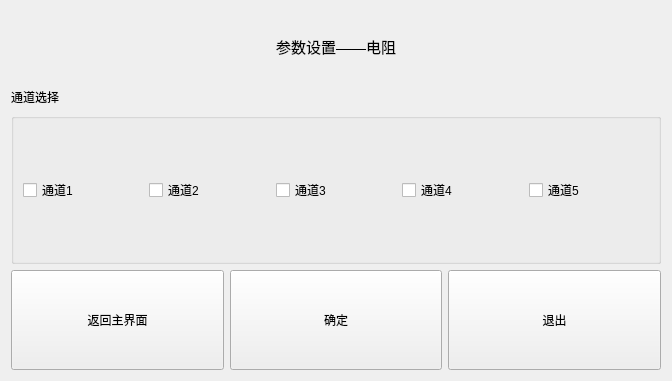
Dirck-YHP/Proj_sensor_detect, file ui_param/paramwin_mea_resis.ui: the form before one commit.
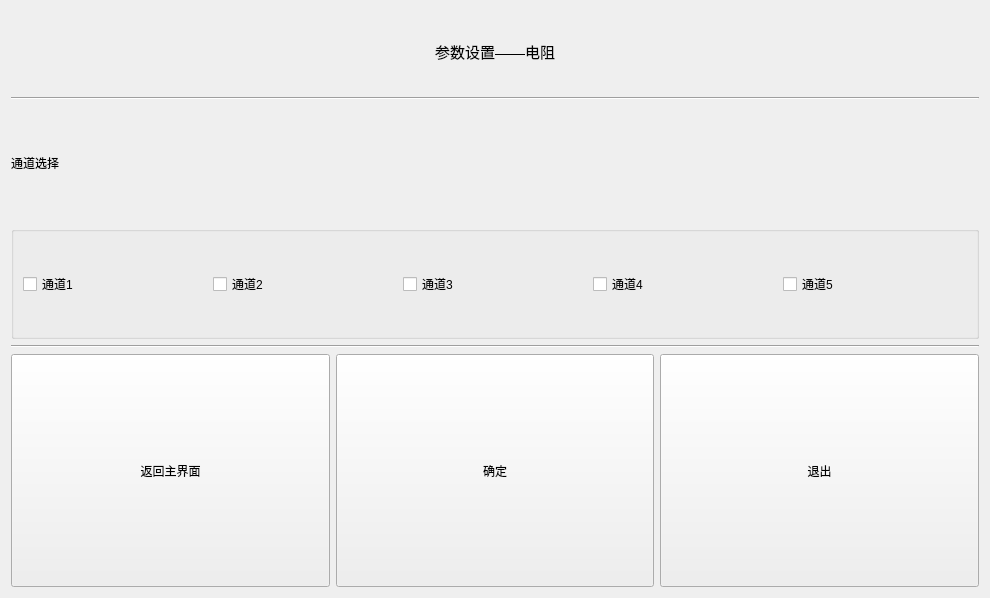
The form after the commit.

The edit to the form file:
```diff
--- a/ui_param/paramwin_mea_resis.ui
+++ b/ui_param/paramwin_mea_resis.ui
@@ -6,8 +6,8 @@
    <rect>
     <x>0</x>
     <y>0</y>
-    <width>672</width>
-    <height>381</height>
+    <width>990</width>
+    <height>598</height>
    </rect>
   </property>
   <property name="windowTitle">
@@ -24,8 +24,8 @@
      </property>
      <property name="maximumSize">
       <size>
-       <width>2000</width>
-       <height>50</height>
+       <width>77777</width>
+       <height>80</height>
       </size>
      </property>
      <property name="font">
@@ -41,7 +41,7 @@
      </property>
     </widget>
    </item>
-   <item row="1" column="0">
+   <item row="2" column="0">
     <layout class="QVBoxLayout" name="verticalLayout">
      <item>
       <widget class="QLabel" name="label_channel">
@@ -54,7 +54,7 @@
        <property name="maximumSize">
         <size>
          <width>200</width>
-         <height>20</height>
+         <height>7777</height>
         </size>
        </property>
        <property name="text">
@@ -70,6 +70,12 @@
         </property>
         <item row="0" column="4">
          <widget class="QCheckBox" name="checkBox_ch_5">
+          <property name="sizePolicy">
+           <sizepolicy hsizetype="Minimum" vsizetype="Preferred">
+            <horstretch>0</horstretch>
+            <verstretch>0</verstretch>
+           </sizepolicy>
+          </property>
           <property name="text">
            <string>通道5</string>
           </property>
@@ -77,6 +83,12 @@
         </item>
         <item row="0" column="1">
          <widget class="QCheckBox" name="checkBox_ch_2">
+          <property name="sizePolicy">
+           <sizepolicy hsizetype="Minimum" vsizetype="Preferred">
+            <horstretch>0</horstretch>
+            <verstretch>0</verstretch>
+           </sizepolicy>
+          </property>
           <property name="text">
            <string>通道2</string>
           </property>
@@ -84,6 +96,12 @@
         </item>
         <item row="0" column="2">
          <widget class="QCheckBox" name="checkBox_ch_3">
+          <property name="sizePolicy">
+           <sizepolicy hsizetype="Minimum" vsizetype="Preferred">
+            <horstretch>0</horstretch>
+            <verstretch>0</verstretch>
+           </sizepolicy>
+          </property>
           <property name="text">
            <string>通道3</string>
           </property>
@@ -91,6 +109,12 @@
         </item>
         <item row="0" column="3">
          <widget class="QCheckBox" name="checkBox_ch_4">
+          <property name="sizePolicy">
+           <sizepolicy hsizetype="Minimum" vsizetype="Preferred">
+            <horstretch>0</horstretch>
+            <verstretch>0</verstretch>
+           </sizepolicy>
+          </property>
           <property name="text">
            <string>通道4</string>
           </property>
@@ -98,6 +122,12 @@
         </item>
         <item row="0" column="0">
          <widget class="QCheckBox" name="checkBox_ch_1">
+          <property name="sizePolicy">
+           <sizepolicy hsizetype="Minimum" vsizetype="Preferred">
+            <horstretch>0</horstretch>
+            <verstretch>0</verstretch>
+           </sizepolicy>
+          </property>
           <property name="text">
            <string>通道1</string>
           </property>
@@ -108,10 +138,16 @@
      </item>
     </layout>
    </item>
-   <item row="2" column="0">
+   <item row="4" column="0">
     <layout class="QHBoxLayout" name="horizontalLayout">
      <item>
       <widget class="QPushButton" name="btn_back_mainW">
+       <property name="sizePolicy">
+        <sizepolicy hsizetype="Minimum" vsizetype="Preferred">
+         <horstretch>0</horstretch>
+         <verstretch>0</verstretch>
+        </sizepolicy>
+       </property>
        <property name="minimumSize">
         <size>
          <width>200</width>
@@ -125,6 +161,12 @@
      </item>
      <item>
       <widget class="QPushButton" name="btn_ok">
+       <property name="sizePolicy">
+        <sizepolicy hsizetype="Minimum" vsizetype="Preferred">
+         <horstretch>0</horstretch>
+         <verstretch>0</verstretch>
+        </sizepolicy>
+       </property>
        <property name="minimumSize">
         <size>
          <width>200</width>
@@ -138,6 +180,12 @@
      </item>
      <item>
       <widget class="QPushButton" name="btn_exit">
+       <property name="sizePolicy">
+        <sizepolicy hsizetype="Minimum" vsizetype="Preferred">
+         <horstretch>0</horstretch>
+         <verstretch>0</verstretch>
+        </sizepolicy>
+       </property>
        <property name="minimumSize">
         <size>
          <width>200</width>
@@ -151,6 +199,26 @@
      </item>
     </layout>
    </item>
+   <item row="3" column="0">
+    <widget class="Line" name="line">
+     <property name="styleSheet">
+      <string notr="true">background-color: rgb（255,255,255）</string>
+     </property>
+     <property name="orientation">
+      <enum>Qt::Horizontal</enum>
+     </property>
+    </widget>
+   </item>
+   <item row="1" column="0">
+    <widget class="Line" name="line_2">
+     <property name="styleSheet">
+      <string notr="true">background-color: rgb（255,255,255）</string>
+     </property>
+     <property name="orientation">
+      <enum>Qt::Horizontal</enum>
+     </property>
+    </widget>
+   </item>
   </layout>
  </widget>
  <resources/>
```
